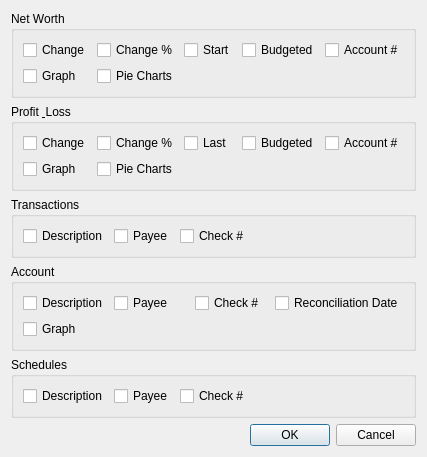
Old version of the form qt/ui/view_options_dialog.ui in the repository Mouchnino/moneyguru.
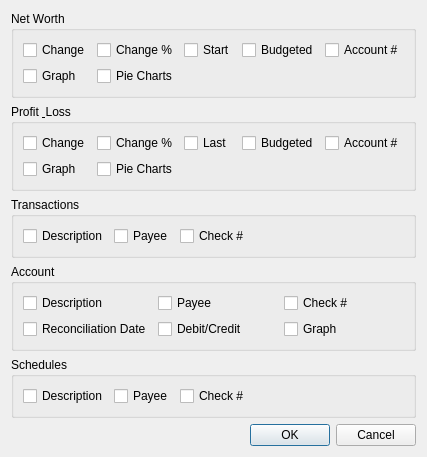
New version of the form.

Commit message: [#80 state:fixed] Added Debit/Credit visibility options for the entry table.

```diff
--- a/qt/ui/view_options_dialog.ui
+++ b/qt/ui/view_options_dialog.ui
@@ -201,19 +201,26 @@
        </widget>
       </item>
       <item row="1" column="0">
-       <widget class="QCheckBox" name="accGraphCheckBox">
-        <property name="text">
-         <string>Graph</string>
-        </property>
-       </widget>
-      </item>
-      <item row="0" column="3">
        <widget class="QCheckBox" name="accReconciliationDateCheckBox">
         <property name="text">
          <string>Reconciliation Date</string>
         </property>
        </widget>
       </item>
+      <item row="1" column="1">
+       <widget class="QCheckBox" name="accDebitCreditCheckBox">
+        <property name="text">
+         <string>Debit/Credit</string>
+        </property>
+       </widget>
+      </item>
+      <item row="1" column="2">
+       <widget class="QCheckBox" name="accGraphCheckBox">
+        <property name="text">
+         <string>Graph</string>
+        </property>
+       </widget>
+      </item>
      </layout>
     </widget>
    </item>
```
The commit also changes 20 other files.
